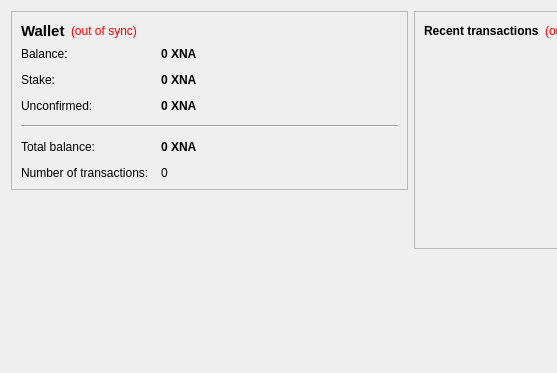
Old version of the form src/qt/forms/overviewpage.ui in the repository feldenthorne/XNAPoS; both pictures show x 0 to 557 and y 0 to 373 of the 822 by 492 pixel window.
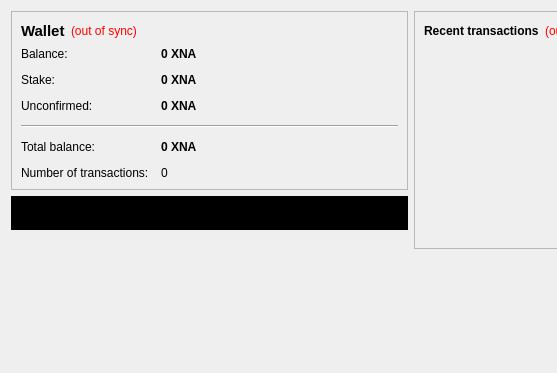
New version of the form. Icons and pictures are not drawn.

Diff of the .ui file:
```diff
--- a/src/qt/forms/overviewpage.ui
+++ b/src/qt/forms/overviewpage.ui
@@ -237,6 +237,37 @@
        </layout>
       </widget>
      </item>
+     <item>
+      <widget class="QFrame" name="frame_3">
+       <property name="styleSheet">
+        <string notr="true">background-color: rgb(0, 0, 0);</string>
+       </property>
+       <property name="frameShape">
+        <enum>QFrame::StyledPanel</enum>
+       </property>
+       <property name="frameShadow">
+        <enum>QFrame::Raised</enum>
+       </property>
+       <layout class="QVBoxLayout" name="verticalLayout_5">
+        <item>
+         <widget class="QLabel" name="label_7">
+          <property name="text">
+           <string/>
+          </property>
+          <property name="pixmap">
+           <pixmap resource="../bitcoin.qrc">:/images/wallet2</pixmap>
+          </property>
+          <property name="scaledContents">
+           <bool>false</bool>
+          </property>
+          <property name="alignment">
+           <set>Qt::AlignCenter</set>
+          </property>
+         </widget>
+        </item>
+       </layout>
+      </widget>
+     </item>
      <item>
       <spacer name="verticalSpacer">
        <property name="orientation">
```
Left out of the diff: 2 changed lines with no effect on the pictures.
